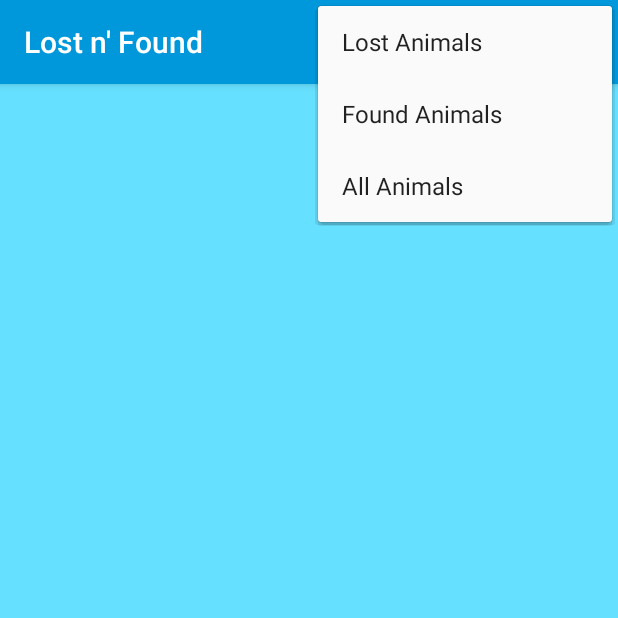
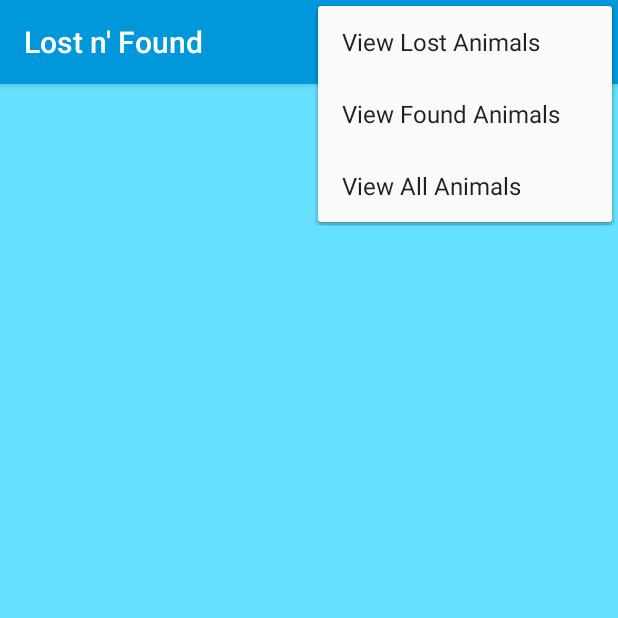
Before and after one commit to cobalt111/LostNFound, an Android app: the Listings screen opened directly, with no data from a screen before it, with the options menu open, on a phone screen of 412 x 824 dp, the top half of it. Run offline under Robolectric (Android 15) with nearby library versions, the phone set to English and light mode, and no system bars; our stand-ins replace Firebase (no records; nobody signed in at launch, a user with empty details on screens opened directly); 1 statement that could not run was skipped.

Commit message:
last version before presentation

```diff
--- a/app/src/main/res/menu/listings_options_menu.xml
+++ b/app/src/main/res/menu/listings_options_menu.xml
@@ -3,14 +3,14 @@
 
     <item android:id="@+id/lost_animals"
         android:icon="@drawable/ic_dashboard_black_24dp"
-        android:title="Lost Animals" />
+        android:title="View Lost Animals" />
 
     <item android:id="@+id/found_animals"
         android:icon="@drawable/ic_dashboard_black_24dp"
-        android:title="Found Animals" />
+        android:title="View Found Animals" />
 
     <item android:id="@+id/all_animals"
         android:icon="@drawable/ic_dashboard_black_24dp"
-        android:title="All Animals" />
+        android:title="View All Animals" />
 
 </menu>
```
